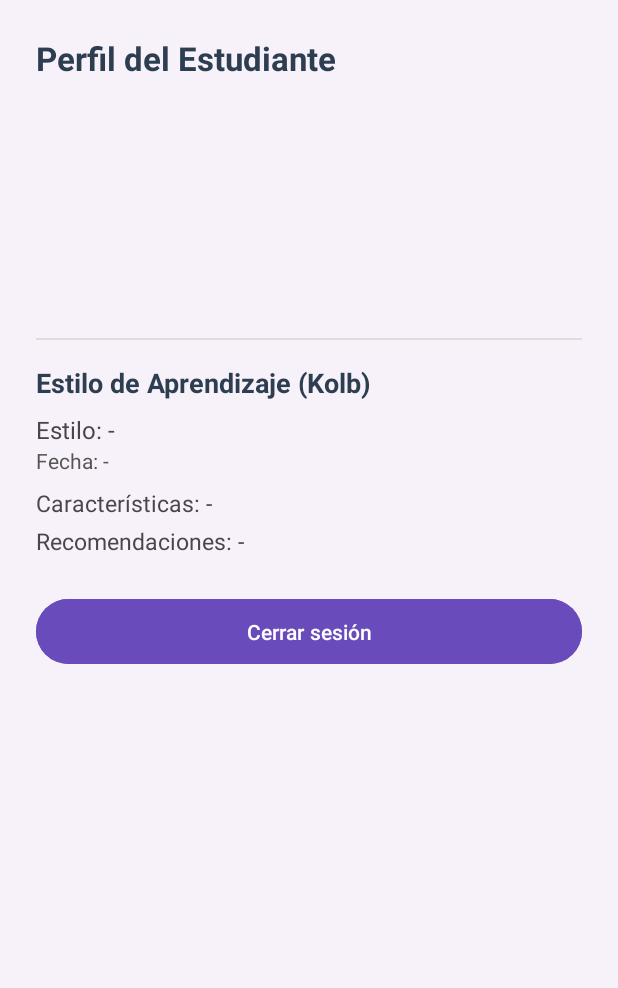
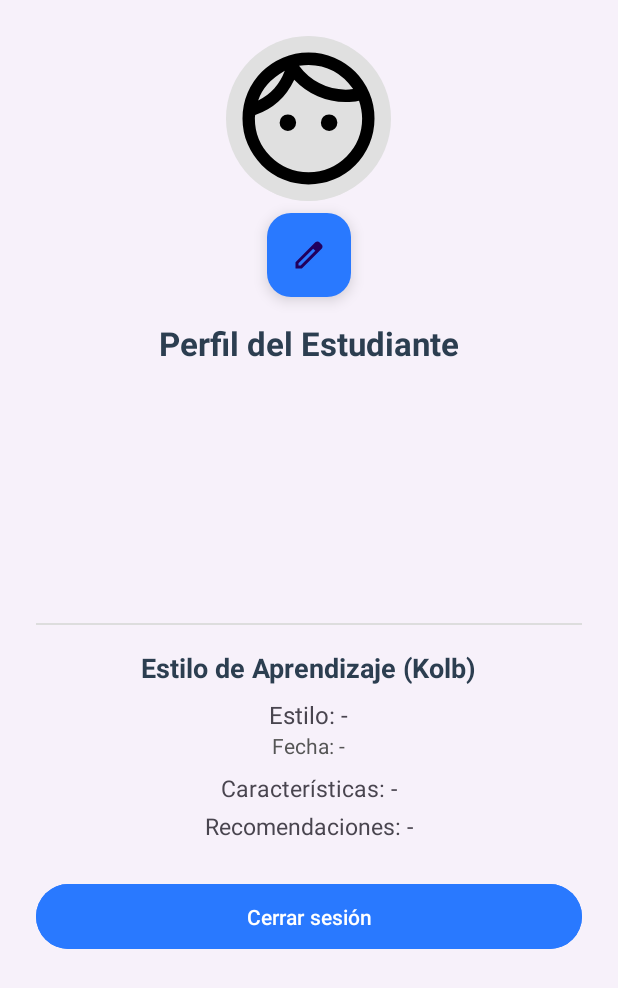
Before and after one commit to PinzaF1/ZAVIRA_MOVIL, an Android app: the layout activity_profile.xml on its own in the app's theme, with its tools: preview values and no code run, on a phone screen of 412 x 824 dp. Shown: the top 988 px of the screen. Run offline under Robolectric (Android 15) with nearby library versions, the phone set to English and light mode, and no system bars.

Commit message:
creacion de opcion para subir el perfil del usuario rama feature/profile

```diff
--- /dev/null
+++ b/app/src/main/res/drawable/circle_background.xml
@@ -0,0 +1,4 @@
+<shape xmlns:android="http://schemas.android.com/apk/res/android"
+    android:shape="oval">
+    <solid android:color="#E0E0E0"/>
+</shape>
--- /dev/null
+++ b/app/src/main/res/drawable/ic_default_avatar.xml
@@ -0,0 +1,9 @@
+<vector xmlns:android="http://schemas.android.com/apk/res/android"
+    android:width="20dp"
+    android:height="20dp"
+    android:viewportWidth="960"
+    android:viewportHeight="960">
+  <path
+      android:pathData="M360.11,552Q340,552 326,538.11q-14,-13.88 -14,-34Q312,484 325.89,470q13.88,-14 34,-14Q380,456 394,469.89q14,13.88 14,34Q408,524 394.11,538q-13.88,14 -34,14ZM600.11,552Q580,552 566,538.11q-14,-13.88 -14,-34Q552,484 565.89,470q13.88,-14 34,-14Q620,456 634,469.89q14,13.88 14,34Q648,524 634.11,538q-13.88,14 -34,14ZM480.46,792q130.46,0 221,-91Q792,610 792,480.24q0,-23.24 -5,-52.74 -5,-29.5 -13,-51.5 -21,5 -38,6.5t-40,1.5q-85.96,0 -162.48,-33.5T397,254q-37,78 -93.5,129T170,460q-1,4 -1.5,10t-0.5,10q0,130 91,221t221.46,91ZM480,864q-79.38,0 -149.19,-30T208.5,751.5Q156,699 126,629.04t-30,-149.5Q96,400 126,330q30,-70 82.5,-122t122.46,-82q69.96,-30 149.5,-30t149.55,30.24q70,30.24 121.79,82.08 51.78,51.84 81.99,121.92Q864,400.32 864,480q0,79.38 -30,149.19T752,751.5Q700,804 629.87,834T480,864ZM425,173q46,63 117,101t154,38q12,0 21,-0.5t23,-2.47Q691,240 625,204t-144.51,-36q-12.49,0 -26.47,1.5Q440.05,171 425,173ZM187,375q57,-29 95,-71.5T342,202q-63,37 -100,78t-55,95ZM425,173ZM342,202Z"
+      android:fillColor="#000000"/>
+</vector>
--- /dev/null
+++ b/app/src/main/res/drawable/ic_edit.xml
@@ -0,0 +1,9 @@
+<vector xmlns:android="http://schemas.android.com/apk/res/android"
+    android:width="24dp"
+    android:height="24dp"
+    android:viewportWidth="960"
+    android:viewportHeight="960">
+  <path
+      android:pathData="M200,760h57l391,-391 -57,-57 -391,391v57ZM120,840v-170l528,-527q12,-11 26.5,-17t30.5,-6q16,0 31,6t26,18l55,56q12,11 17.5,26t5.5,30q0,16 -5.5,30.5T817,313L290,840L120,840ZM760,256 L704,200 760,256ZM619,341 L591,312 648,369 619,341Z"
+      android:fillColor="#000000"/>
+</vector>
--- a/app/src/main/res/layout/activity_profile.xml
+++ b/app/src/main/res/layout/activity_profile.xml
@@ -8,7 +8,28 @@
         android:layout_width="match_parent"
         android:layout_height="wrap_content"
         android:orientation="vertical"
-        android:padding="24dp">
+        android:padding="24dp"
+        android:gravity="center_horizontal">
+
+        <!-- FOTO DE PERFIL -->
+        <ImageView
+            android:id="@+id/ivFotoPerfil"
+            android:layout_width="110dp"
+            android:layout_height="110dp"
+            android:scaleType="centerCrop"
+            android:src="@drawable/ic_default_avatar"
+            android:background="@drawable/circle_background"
+            android:layout_marginBottom="8dp" />
+
+        <com.google.android.material.floatingactionbutton.FloatingActionButton
+            android:id="@+id/btnEditarFoto"
+            android:layout_width="wrap_content"
+            android:layout_height="wrap_content"
+            android:src="@drawable/ic_edit"
+            android:contentDescription="Editar foto"
+            android:backgroundTint="@color/blue_zavira"
+            android:tint="@android:color/white"
+            android:layout_marginBottom="16dp" />
 
         <TextView
             android:id="@+id/tvTitulo"
@@ -23,23 +44,18 @@
         <TextView android:id="@+id/tvNombre"
             android:layout_width="wrap_content" android:layout_height="wrap_content"
             android:textSize="16sp" android:layout_marginTop="8dp" />
-
         <TextView android:id="@+id/tvDocumento"
             android:layout_width="wrap_content" android:layout_height="wrap_content"
             android:textSize="16sp" />
-
         <TextView android:id="@+id/tvGrado"
             android:layout_width="wrap_content" android:layout_height="wrap_content"
             android:textSize="16sp" />
-
         <TextView android:id="@+id/tvCurso"
             android:layout_width="wrap_content" android:layout_height="wrap_content"
             android:textSize="16sp" />
-
         <TextView android:id="@+id/tvJornada"
             android:layout_width="wrap_content" android:layout_height="wrap_content"
             android:textSize="16sp" />
-
         <TextView android:id="@+id/tvCorreo"
             android:layout_width="wrap_content" android:layout_height="wrap_content"
             android:textSize="16sp" />
@@ -60,7 +76,6 @@
             android:textSize="18sp"
             android:textColor="#2C3E50"
             android:layout_marginTop="16dp" />
-
         <TextView
             android:id="@+id/tvEstilo"
             android:layout_width="wrap_content"
@@ -68,7 +83,6 @@
             android:text="Estilo: -"
             android:textSize="16sp"
             android:layout_marginTop="8dp" />
-
         <TextView
             android:id="@+id/tvFechaKolb"
             android:layout_width="wrap_content"
@@ -76,7 +90,6 @@
             android:text="Fecha: -"
             android:textSize="14sp"
             android:textColor="#555555" />
-
         <TextView
             android:id="@+id/tvCaracteristicas"
             android:layout_width="wrap_content"
@@ -84,7 +97,6 @@
             android:text="Características: -"
             android:textSize="15sp"
             android:layout_marginTop="8dp" />
-
         <TextView
             android:id="@+id/tvRecomendaciones"
             android:layout_width="wrap_content"
@@ -100,8 +112,9 @@
             android:text="Cerrar sesión"
             android:textAllCaps="false"
             android:layout_marginTop="24dp"
-            android:backgroundTint="#6A4BBC"
+            android:backgroundTint="@color/blue_zavira"
             android:textColor="@android:color/white"
             android:padding="12dp" />
+
     </LinearLayout>
 </ScrollView>
--- a/app/src/main/res/values/colors.xml
+++ b/app/src/main/res/values/colors.xml
@@ -2,4 +2,6 @@
 <resources>
     <color name="black">#FF000000</color>
     <color name="white">#FFFFFFFF</color>
+
+    <color name="blue_zavira">#2979FF</color>
 </resources>
```
Also changed, not shown: app/build.gradle.kts (+8 -0 lines), app/src/main/java/com/example/zavira_movil/ProfileActivity.java (+91 -6 lines), app/src/main/java/com/example/zavira_movil/model/Estudiante.java (+11 -1 lines), app/src/main/java/com/example/zavira_movil/remote/ApiService.java (+13 -0 lines).
